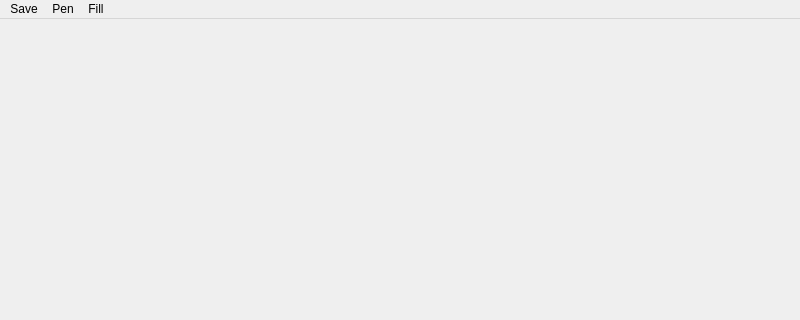
Qt form PaintTux1/paintwindo.ui (dansecan25/ProyectoDatos2PaintTUX) before a commit; both pictures show x 0 to 800 and y 0 to 320 of the 800 by 600 pixel window.
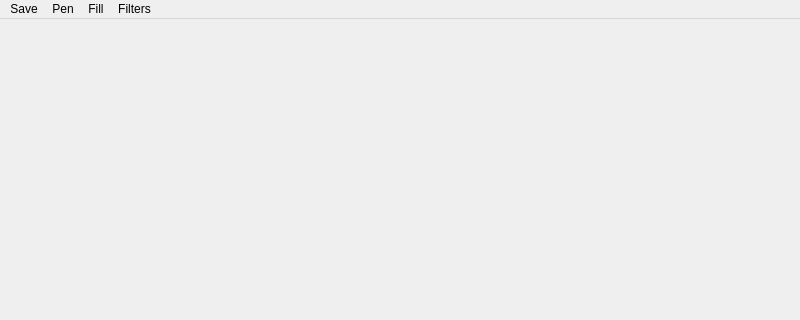
The same form after that commit.

```diff
--- a/PaintTux1/paintwindo.ui
+++ b/PaintTux1/paintwindo.ui
@@ -58,9 +58,18 @@
     <addaction name="actioncolorFill"/>
     <addaction name="actionSelectFill"/>
    </widget>
+   <widget class="QMenu" name="menuFilters">
+    <property name="title">
+     <string>Filters</string>
+    </property>
+    <addaction name="actionGreyscale"/>
+    <addaction name="separator"/>
+    <addaction name="actionInverse_color"/>
+   </widget>
    <addaction name="menuDibujar"/>
    <addaction name="menuLapiz"/>
    <addaction name="menuFill"/>
+   <addaction name="menuFilters"/>
   </widget>
   <widget class="QStatusBar" name="statusbar"/>
   <action name="actionsize">
```
Left out of the diff: 14 changed lines with no effect on the pictures.
